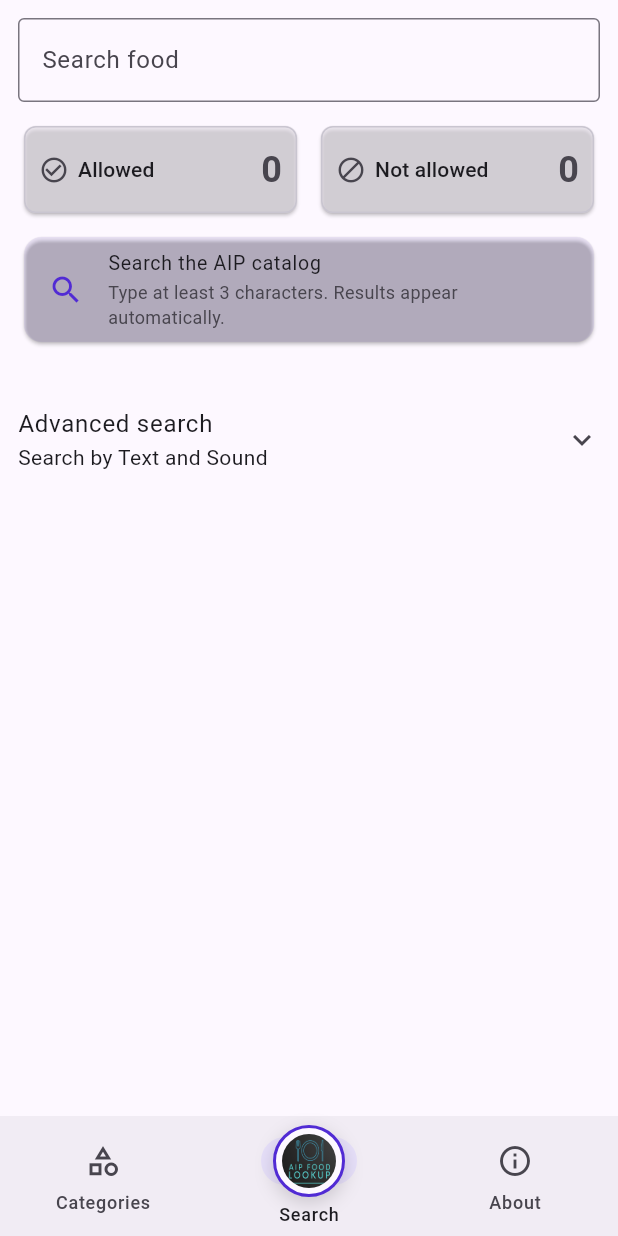
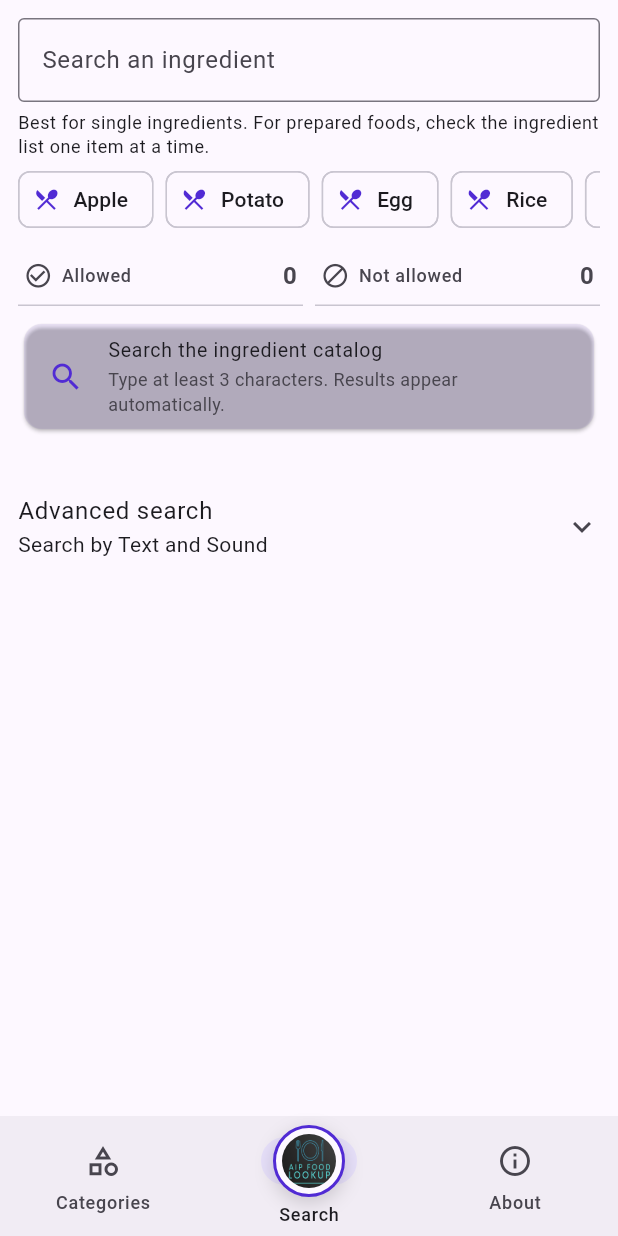
Before and after one commit to CalypsoSys/aip_food_lookup, a Flutter app: the screen it shows after launch, on a phone screen of 412 x 824 dp. Run offline on Flutter 3.47's test engine with Material 3 defaults, Android fonts, the phone set to English and light mode, and no system bars; our stand-ins replace google_mobile_ads; network calls fail.

Commit message:
fix: clarify mobile ingredient search

```diff
--- a/flutter-app/lib/features/search/presentation/search_screen.dart
+++ b/flutter-app/lib/features/search/presentation/search_screen.dart
@@ -3,6 +3,14 @@ import 'package:flutter/services.dart';
 
 import '../models/search_result.dart';
 import 'search_controller.dart' as feature;
+
+const _ingredientExamples = [
+  'Apple',
+  'Potato',
+  'Egg',
+  'Rice',
+  'Coconut milk',
+];
 
 class SearchScreen extends StatefulWidget {
   const SearchScreen({super.key, this.controller});
@@ -65,8 +73,8 @@ class _SearchScreenState extends State<SearchScreen> {
                 TextField(
                   controller: _textController,
                   decoration: InputDecoration(
-                    labelText: 'Search food',
-                    hintText: 'Type a food to check the AIP catalog',
+                    labelText: 'Search an ingredient',
+                    hintText: 'Try apple, potato, rice, egg, coconut milk',
                     suffixIcon: state.query.isEmpty
                         ? null
                         : IconButton(
@@ -81,6 +89,21 @@ class _SearchScreenState extends State<SearchScreen> {
                   textInputAction: TextInputAction.search,
                   onChanged: _controller.updateQuery,
                 ),
+                const SizedBox(height: 6),
+                Text(
+                  'Best for single ingredients. For prepared foods, check the ingredient list one item at a time.',
+                  style: Theme.of(context).textTheme.bodySmall,
+                ),
+                if (query.isEmpty) ...[
+                  const SizedBox(height: 8),
+                  _IngredientExamples(
+                    examples: _ingredientExamples,
+                    onSelected: (example) {
+                      _textController.text = example;
+                      _controller.selectRecentSearch(example);
+                    },
+                  ),
+                ],
                 const SizedBox(height: 12),
                 _LookupSummary(state: state),
                 if (state.isLoading) ...[
@@ -89,13 +112,13 @@ class _SearchScreenState extends State<SearchScreen> {
                 ],
                 const SizedBox(height: 12),
                 _ResultSection(
-                  title: 'Allowed on AIP',
+                  title: 'Allowed ingredients',
                   items: state.result.allowed,
                   status: _ResultStatus.allowed,
                   onItemTap: _copyResult,
                 ),
                 _ResultSection(
-                  title: 'Not allowed on AIP',
+                  title: 'Not allowed ingredients',
                   items: state.result.notAllowed,
                   status: _ResultStatus.notAllowed,
                   onItemTap: _copyResult,
@@ -287,6 +310,36 @@ String _singularizeWord(String value) {
 
 enum _ResultStatus { allowed, notAllowed }
 
+class _IngredientExamples extends StatelessWidget {
+  const _IngredientExamples({
+    required this.examples,
+    required this.onSelected,
+  });
+
+  final List<String> examples;
+  final ValueChanged<String> onSelected;
+
+  @override
+  Widget build(BuildContext context) {
+    return SizedBox(
+      height: 38,
+      child: ListView.separated(
+        scrollDirection: Axis.horizontal,
+        itemCount: examples.length,
+        separatorBuilder: (_, __) => const SizedBox(width: 8),
+        itemBuilder: (context, index) {
+          final example = examples[index];
+          return ActionChip(
+            label: Text(example),
+            avatar: const Icon(Icons.restaurant_menu, size: 18),
+            onPressed: () => onSelected(example),
+          );
+        },
+      ),
+    );
+  }
+}
+
 class _LookupSummary extends StatelessWidget {
   const _LookupSummary({required this.state});
 
@@ -297,8 +350,10 @@ class _LookupSummary extends StatelessWidget {
     final colorScheme = Theme.of(context).colorScheme;
     final allowedCount = state.result.allowed.length;
     final notAllowedCount = state.result.notAllowed.length;
-    final hasMinimum = state.query.trim().length > 2;
+    final query = state.query.trim();
+    final hasMinimum = query.length > 2;
     final hasMatches = allowedCount > 0 || notAllowedCount > 0;
+    final isLikelyPreparedFood = query.contains(RegExp(r'\s+'));
 
     late final String title;
     late final String subtitle;
@@ -314,13 +369,13 @@ class _LookupSummary extends StatelessWidget {
     } else if (!hasMinimum) {
       messageIcon = Icons.search;
       messageColor = colorScheme.primary;
-      title = 'Search the AIP catalog';
+      title = 'Search the ingredient catalog';
       subtitle = 'Type at least 3 characters. Results appear automatically.';
     } else if (state.isLoading || !state.hasSearched) {
       messageIcon = Icons.manage_search;
       messageColor = colorScheme.primary;
       title = 'Checking the catalog';
-      subtitle = 'Looking for allowed and not allowed matches.';
+      subtitle = 'Looking for allowed and not allowed ingredients.';
     } else if (allowedCount > 0 && notAllowedCount == 0) {
       messageIcon = Icons.check_circle_outline;
       messageColor = Colors.green;
@@ -347,10 +402,16 @@ class _LookupSummary extends StatelessWidget {
       subtitle =
           '$allowedCount allowed and $notAllowedCount not allowed matches found.';
     } else {
-      messageIcon = Icons.help_outline;
+      messageIcon = isLikelyPreparedFood
+          ? Icons.receipt_long_outlined
+          : Icons.help_outline;
       messageColor = colorScheme.primary;
-      title = 'No catalog match yet';
-      subtitle = 'Suggest this food for review below.';
+      title = isLikelyPreparedFood
+          ? 'Prepared foods vary by recipe'
+          : 'No ingredient match yet';
+      subtitle = isLikelyPreparedFood
+          ? 'Search the ingredient list one item at a time, like cherry, wheat, sugar, potato, or oil.'
+          : 'Suggest this ingredient for review below.';
     }
 
     return Column(
@@ -412,47 +473,40 @@ class _LookupCountTile extends StatelessWidget {
   Widget build(BuildContext context) {
     final colorScheme = Theme.of(context).colorScheme;
     final textTheme = Theme.of(context).textTheme;
-    final tileColor = isActive
-        ? color.withValues(alpha: 0.10)
-        : colorScheme.surfaceContainerHighest.withValues(alpha: 0.55);
-    final borderColor = isActive ? color : colorScheme.outlineVariant;
     final foregroundColor = isActive ? color : colorScheme.onSurfaceVariant;
 
-    return Card(
-      color: tileColor,
-      shape: RoundedRectangleBorder(
-        borderRadius: BorderRadius.circular(8),
-        side: BorderSide(color: borderColor),
+    return DecoratedBox(
+      decoration: BoxDecoration(
+        border: Border(
+          bottom: BorderSide(color: colorScheme.outlineVariant),
         ),
-      child: ConstrainedBox(
-        constraints: const BoxConstraints(minHeight: 58),
+      ),
       child: Padding(
-          padding: const EdgeInsets.symmetric(horizontal: 10, vertical: 8),
+        padding: const EdgeInsets.symmetric(horizontal: 4, vertical: 8),
         child: Row(
           crossAxisAlignment: CrossAxisAlignment.center,
           children: [
-              Icon(icon, color: foregroundColor, size: 20),
+            Icon(icon, color: foregroundColor, size: 19),
             const SizedBox(width: 6),
             Expanded(
               child: Text(
                 label,
-                  maxLines: 2,
+                maxLines: 1,
                 overflow: TextOverflow.ellipsis,
-                  style: textTheme.labelLarge?.copyWith(
-                    color: colorScheme.onSurface,
+                style: textTheme.labelMedium?.copyWith(
+                  color: colorScheme.onSurfaceVariant,
                 ),
               ),
             ),
             const SizedBox(width: 8),
             Text(
               '$count',
-                style: textTheme.headlineSmall?.copyWith(
+              style: textTheme.titleMedium?.copyWith(
                 color: foregroundColor,
                 fontWeight: FontWeight.w700,
               ),
             ),
           ],
-          ),
         ),
       ),
     );
@@ -509,13 +563,15 @@ class _SuggestionActions extends StatelessWidget {
 
   @override
   Widget build(BuildContext context) {
+    final colorScheme = Theme.of(context).colorScheme;
     if (!isExpanded) {
       return Card(
+        color: colorScheme.primaryContainer.withValues(alpha: 0.24),
         child: ListTile(
           dense: true,
           visualDensity: VisualDensity.compact,
-          leading: const Icon(Icons.add_comment_outlined),
-          title: const Text('Not seeing the food you meant?'),
+          leading: Icon(Icons.add_comment_outlined, color: colorScheme.primary),
+          title: const Text('Not seeing the ingredient you meant?'),
           subtitle: Text(
             'Suggest "$query"',
             maxLines: 1,
@@ -531,32 +587,45 @@ class _SuggestionActions extends StatelessWidget {
     final title =
         compactChoices ? 'Suggest "$query"' : 'Missing from the catalog?';
     final subtitle = compactChoices
-        ? 'Send this food for review if the exact item is missing.'
+        ? 'Send this ingredient for review if the exact item is missing.'
         : 'Send a suggestion only when the lookup does not find a clear match.';
 
-    return Column(
+    return Card(
+      color: colorScheme.primaryContainer.withValues(alpha: 0.24),
+      child: Padding(
+        padding: const EdgeInsets.all(12),
+        child: Column(
           crossAxisAlignment: CrossAxisAlignment.start,
           children: [
-        Text(
+            Row(
+              crossAxisAlignment: CrossAxisAlignment.start,
+              children: [
+                Icon(Icons.add_comment_outlined, color: colorScheme.primary),
+                const SizedBox(width: 8),
+                Expanded(
+                  child: Text(
                     title,
                     maxLines: 2,
                     overflow: TextOverflow.ellipsis,
                     style: Theme.of(context).textTheme.titleSmall,
+                  ),
+                ),
+              ],
             ),
             const SizedBox(height: 6),
             Text(
               subtitle,
               style: Theme.of(context).textTheme.bodySmall,
             ),
-        const SizedBox(height: 8),
+            const SizedBox(height: 10),
             if (compactChoices)
               Row(
                 children: [
                   Expanded(
-                child: OutlinedButton.icon(
+                    child: FilledButton.tonalIcon(
                       onPressed: canSuggest ? onSuggestAllowed : null,
                       icon: const Icon(Icons.check_circle_outline),
-                  label: const Text('Allowed'),
+                      label: const Text('Suggest allowed'),
                     ),
                   ),
                   const SizedBox(width: 8),
@@ -564,7 +633,7 @@ class _SuggestionActions extends StatelessWidget {
                     child: OutlinedButton.icon(
                       onPressed: canSuggest ? onSuggestNotAllowed : null,
                       icon: const Icon(Icons.block),
-                  label: const Text('Not allowed'),
+                      label: const Text('Suggest not allowed'),
                     ),
                   ),
                 ],
@@ -572,7 +641,7 @@ class _SuggestionActions extends StatelessWidget {
             else ...[
               SizedBox(
                 width: double.infinity,
-            child: OutlinedButton.icon(
+                child: FilledButton.tonalIcon(
                   onPressed: canSuggest ? onSuggestAllowed : null,
                   icon: const Icon(Icons.check_circle_outline),
                   label: const Text('Suggest as allowed'),
@@ -593,6 +662,8 @@ class _SuggestionActions extends StatelessWidget {
               const LinearProgressIndicator(),
             ],
           ],
+        ),
+      ),
     );
   }
 }
```
Also changed, not shown: 2 other files. Lines whose indentation alone changed are shown as unchanged.
